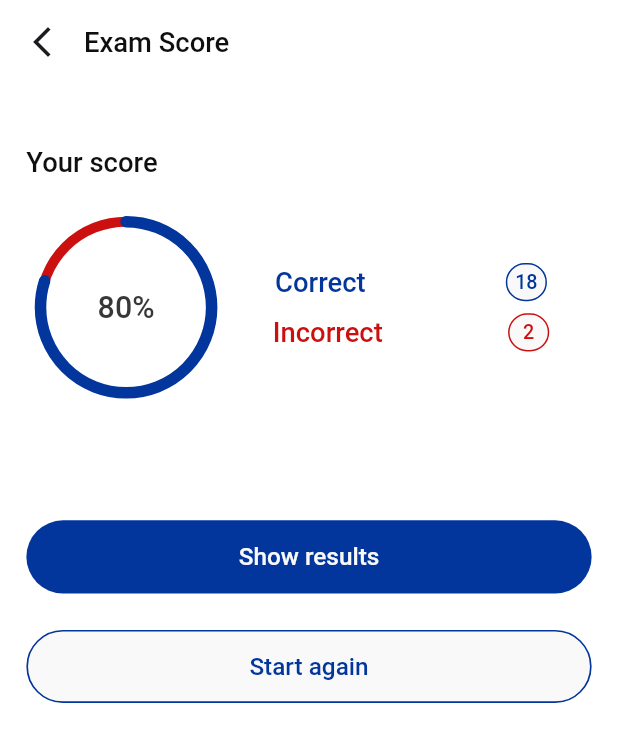
After one commit to Ammar720/exam, a Flutter app: the ExamScore screen opened by its route, on a phone screen of 412 x 824 dp. The commit adds this screen. Shown: the top 742 px of the screen. Run offline on Flutter 3.47's test engine with Material 3 defaults, Android fonts, the phone set to English and light mode, and no system bars; drawn by our look-alikes of percent_indicator; our stand-ins replace cached_network_image, dio, equatable, flutter_bloc, flutter_screenutil, flutter_secure_storage and 5 more; missing offline and left inert: flutter_timer_countdown; accounts and stored records are empty.

Commit message:
feat(questions): implement ( exam questions & time out & score ) ui

```diff
--- a/lib/core/resources/app_theme.dart
+++ b/lib/core/resources/app_theme.dart
@@ -6,6 +6,7 @@ class AppTheme {
   static const Color liteBlue = Color(0xff5679BD);
   static const Color white = Color(0xffF9F9F9);
   static const Color black = Color(0xff0F0F0F);
+  static const Color lightBlack = Color(0xffCFCFCF);
   static const Color gray = Color(0xff535353);
   static const Color lightGray = Color(0xff5F5F5F);
   static const Color error = Color(0xffCC1010);
@@ -49,7 +50,9 @@ class AppTheme {
       centerTitle: false,
     ),
     elevatedButtonTheme: ElevatedButtonThemeData(
+
       style: ButtonStyle(
+        elevation: WidgetStatePropertyAll(0),
         backgroundColor: const WidgetStatePropertyAll(blue),
         foregroundColor: const WidgetStatePropertyAll(white),
         minimumSize: WidgetStatePropertyAll(Size(343.w, 48.h)),
--- a/lib/features/exams/presentation/view/screens/exams.dart
+++ b/lib/features/exams/presentation/view/screens/exams.dart
@@ -27,7 +27,7 @@ class _ExamsState extends State<Exams> {
         child: Scaffold(
           appBar: AppBar(
             title: Text("Languages"),
-            centerTitle: false,
+            titleSpacing: 0,
             leading: const Icon(Icons.arrow_back_ios_new),
           ),
           body: BlocBuilder<ExamCubit, ExamStates>(builder: (context, state) {
--- a/lib/features/exams/presentation/view/screens/start_exam.dart
+++ b/lib/features/exams/presentation/view/screens/start_exam.dart
@@ -1,5 +1,6 @@
 import 'package:exam/features/exams/domain/entities/exam.dart';
 import 'package:exam/features/exams/presentation/view/screens/exams.dart';
+import 'package:exam/features/questions/presentation/view/screens/questions.dart';
 import 'package:flutter/material.dart';
 import 'package:flutter_screenutil/flutter_screenutil.dart';
 import '../../../../../core/resources/app_theme.dart';
@@ -114,7 +115,7 @@ class StartExam extends StatelessWidget {
                 ),
                 SizedBox(height: 48.h),
                 ElevatedButton(
-                  onPressed: () {},
+                  onPressed:() => Navigator.pushReplacementNamed(context, Questions.routeName),
                   child: Text(
                     "Start",
                   ),
--- /dev/null
+++ b/lib/features/questions/presentation/view/screens/exam_score.dart
@@ -0,0 +1,143 @@
+import 'package:exam/core/resources/app_theme.dart';
+import 'package:exam/features/exams/presentation/view/screens/exams.dart';
+import 'package:flutter/material.dart';
+import 'package:flutter_screenutil/flutter_screenutil.dart';
+import 'package:percent_indicator/circular_percent_indicator.dart';
+
+class ExamScore extends StatelessWidget {
+  static const routeName = '/exam_score';
+  const ExamScore({super.key});
+
+  @override
+  Widget build(BuildContext context) {
+    return Scaffold(
+      appBar: AppBar(
+        title: const Text('Exam Score'),
+        titleSpacing: 0,
+        leading: IconButton(
+          onPressed: () =>
+              Navigator.pushReplacementNamed(context, Exams.routeName),
+          icon: const Icon(Icons.arrow_back_ios_new),
+        ),
+      ),
+      body: Padding(
+        padding: EdgeInsets.symmetric(horizontal: 16.w),
+        child: Column(crossAxisAlignment: CrossAxisAlignment.start, children: [
+          SizedBox(height: 40.h),
+          Text(
+            'Your score',
+            style: Theme.of(context).textTheme.titleLarge,
+          ),
+          SizedBox(height: 24.h),
+          Row(
+            children: [
+              SizedBox(
+                height: 120.h,
+                width: 121.w,
+                child: CircularPercentIndicator(
+                  radius: 60.r,
+                  lineWidth: 7.w,
+                  percent: 80 / 100,
+                  animation: true,
+                  animationDuration: 1200,
+                  center: Text(
+                    "80%",
+                    style: Theme.of(context)
+                        .textTheme
+                        .titleLarge!
+                        .copyWith(color: Color(0xff373737), fontSize: 20.sp),
+                  ),
+                  progressColor: AppTheme.blue,
+                  backgroundColor: AppTheme.error,
+                  circularStrokeCap: CircularStrokeCap.round,
+                  progressBorderColor: AppTheme.white,
+                  backgroundWidth: 6.w,
+                ),
+              ),
+              SizedBox(width: 28.5.w),
+              Padding(
+                padding: EdgeInsetsDirectional.only(end: 18.w),
+                child: Column(children: [
+                  Row(children: [
+                    Text(
+                      'Correct',
+                      style: Theme.of(context)
+                          .textTheme
+                          .titleLarge!
+                          .copyWith(color: AppTheme.blue),
+                    ),
+                    SizedBox(width: 85.w),
+                    Container(
+                      height: 25.h,
+                      width: 25.w,
+                      decoration: BoxDecoration(
+                        color: AppTheme.white,
+                        borderRadius: BorderRadius.circular(110.r),
+                        border: Border.all(color: AppTheme.blue),
+                      ),
+                      child: Center(
+                        child: Text(
+                          '18',
+                          style: Theme.of(context)
+                              .textTheme
+                              .titleLarge!
+                              .copyWith(color: AppTheme.blue, fontSize: 13.sp),
+                        ),
+                      ),
+                    )
+                  ]),
+                  SizedBox(height: 8.h),
+                  Row(children: [
+                    Text(
+                      'Incorrect',
+                      style: Theme.of(context)
+                          .textTheme
+                          .titleLarge!
+                          .copyWith(color: AppTheme.error),
+                    ),
+                    SizedBox(width: 76.w),
+                    Container(
+                      height: 25.h,
+                      width: 25.w,
+                      decoration: BoxDecoration(
+                        color: AppTheme.white,
+                        borderRadius: BorderRadius.circular(110.r),
+                        border: Border.all(color: AppTheme.error),
+                      ),
+                      child: Center(
+                        child: Text(
+                          '2',
+                          style: Theme.of(context)
+                              .textTheme
+                              .titleLarge!
+                              .copyWith(color: AppTheme.error, fontSize: 13.sp),
+                        ),
+                      ),
+                    )
+                  ])
+                ]),
+              )
+            ],
+          ),
+          SizedBox(height: 80.h),
+          ElevatedButton(onPressed: () {}, child: Text('Show results')),
+          SizedBox(height: 24.h),
+          ElevatedButton(
+              onPressed: () {},
+              style: ElevatedButton.styleFrom(
+                backgroundColor: AppTheme.white,
+                foregroundColor: AppTheme.blue,
+                shape: RoundedRectangleBorder(
+                  borderRadius: BorderRadius.circular(100.r),
+                  side: BorderSide(
+                    color: AppTheme.blue,
+                    width: 1.w,
+                  ),
+                ),
+              ),
+              child: Text('Start again')),
+        ]),
+      ),
+    );
+  }
+}
--- a/lib/main.dart
+++ b/lib/main.dart
@@ -12,6 +12,8 @@ import 'package:exam/features/profile/presentation/screens/reset_password_screen
 
 import 'package:exam/features/auth/forgetPassword/presentation/view/screens/reset_password.dart';
 import 'package:exam/features/exams/presentation/view/screens/exams.dart';
+import 'package:exam/features/questions/presentation/view/screens/exam_score.dart';
+import 'package:exam/features/questions/presentation/view/screens/questions.dart';
 import 'package:exam/features/subjects/presentation/screens/lay_out.dart';
 import 'package:exam/features/subjects/presentation/screens/survay.dart';
 import 'package:flutter/material.dart';
@@ -60,6 +62,8 @@ class Exam extends StatelessWidget {
               Survay.routeName: (context) => const Survay(),
               Exams.routeName: (context) => const Exams(),
               StartExam.routeName: (context) => const StartExam(),
+              Questions.routeName: (context) => const Questions(),
+              ExamScore.routeName: (context) => const ExamScore(),
             },
             initialRoute: token == null ? Login.routeName : LayOut.routeName,
             theme: AppTheme.appThemeData,
--- a/pubspec.yaml
+++ b/pubspec.yaml
@@ -46,6 +46,8 @@ dependencies:
   equatable: ^2.0.7
   lottie: 3.2.0
   cached_network_image: ^3.4.1
+  flutter_timer_countdown: ^1.0.7
+  percent_indicator: ^4.2.4
 
 
 dev_dependencies:
@@ -75,6 +77,7 @@ flutter:
   # To add assets to your application, add an assets section, like this:
   assets:
     - assets/lottie/loading_lottie.json
+    - assets/images/
 
   # An image asset can refer to one or more resolution-specific "variants", see
   # https://flutter.dev/to/resolution-aware-images
```
Also changed, not shown: lib/features/auth/forgetPassword/presentation/screens/email_verification.dart (deleted, +0 -128 lines), lib/features/questions/presentation/view/screens/questions.dart (added, +192 -0 lines), lib/features/questions/presentation/view/widgets/choice_item.dart (added, +61 -0 lines), lib/features/questions/presentation/view/widgets/custom_alert_dialog.dart (added, +50 -0 lines), assets/images/2.0x/image 2@2x.png (added), assets/images/2.0x/sand-clock 1@2x.png (added), assets/images/3.0x/image 2@3x.png (added), assets/images/3.0x/sand-clock 1@3x.png (added), assets/images/image 2.png (added), assets/images/sand-clock 1.png (added), pubspec.lock.
